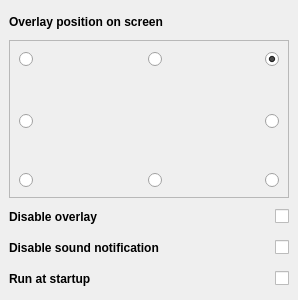
Odizinne/GlobalMicMute, file src/OverlaySettings/overlaysettings.ui: the form before one commit.
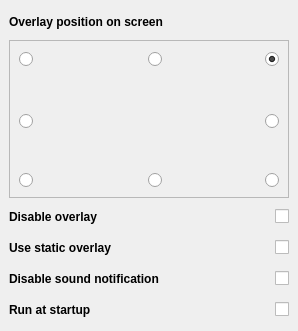
The form after the commit.

Commit message: added static overlay setting for low end pc

```diff
--- a/src/OverlaySettings/overlaysettings.ui
+++ b/src/OverlaySettings/overlaysettings.ui
@@ -7,7 +7,7 @@
     <x>0</x>
     <y>0</y>
     <width>298</width>
-    <height>300</height>
+    <height>331</height>
    </rect>
   </property>
   <property name="windowTitle">
@@ -15,17 +15,43 @@
   </property>
   <widget class="QWidget" name="centralwidget">
    <layout class="QGridLayout" name="gridLayout">
-    <item row="2" column="1">
-     <widget class="QCheckBox" name="overlayCheckBox">
-      <property name="layoutDirection">
-       <enum>Qt::LayoutDirection::RightToLeft</enum>
+    <item row="5" column="0">
+     <widget class="QLabel" name="label_4">
+      <property name="minimumSize">
+       <size>
+        <width>0</width>
+        <height>25</height>
+       </size>
       </property>
+      <property name="font">
+       <font>
+        <bold>true</bold>
+       </font>
+      </property>
       <property name="text">
-       <string/>
+       <string>Run at startup</string>
       </property>
      </widget>
     </item>
-    <item row="3" column="1">
+    <item row="4" column="0">
+     <widget class="QLabel" name="label_3">
+      <property name="minimumSize">
+       <size>
+        <width>0</width>
+        <height>25</height>
+       </size>
+      </property>
+      <property name="font">
+       <font>
+        <bold>true</bold>
+       </font>
+      </property>
+      <property name="text">
+       <string>Disable sound notification</string>
+      </property>
+     </widget>
+    </item>
+    <item row="4" column="1">
      <widget class="QCheckBox" name="soundCheckBox">
       <property name="layoutDirection">
        <enum>Qt::LayoutDirection::RightToLeft</enum>
@@ -71,6 +97,16 @@
       </property>
      </widget>
     </item>
+    <item row="2" column="1">
+     <widget class="QCheckBox" name="overlayCheckBox">
+      <property name="layoutDirection">
+       <enum>Qt::LayoutDirection::RightToLeft</enum>
+      </property>
+      <property name="text">
+       <string/>
+      </property>
+     </widget>
+    </item>
     <item row="1" column="0" colspan="2">
      <widget class="QFrame" name="frame">
       <property name="minimumSize">
@@ -212,43 +248,7 @@
       </layout>
      </widget>
     </item>
-    <item row="3" column="0">
-     <widget class="QLabel" name="label_3">
-      <property name="minimumSize">
-       <size>
-        <width>0</width>
-        <height>25</height>
-       </size>
-      </property>
-      <property name="font">
-       <font>
-        <bold>true</bold>
-       </font>
-      </property>
-      <property name="text">
-       <string>Disable sound notification</string>
-      </property>
-     </widget>
-    </item>
-    <item row="4" column="0">
-     <widget class="QLabel" name="label_4">
-      <property name="minimumSize">
-       <size>
-        <width>0</width>
-        <height>25</height>
-       </size>
-      </property>
-      <property name="font">
-       <font>
-        <bold>true</bold>
-       </font>
-      </property>
-      <property name="text">
-       <string>Run at startup</string>
-      </property>
-     </widget>
-    </item>
-    <item row="4" column="1">
+    <item row="5" column="1">
      <widget class="QCheckBox" name="startupCheckBox">
       <property name="layoutDirection">
        <enum>Qt::LayoutDirection::RightToLeft</enum>
@@ -258,6 +258,34 @@
       </property>
      </widget>
     </item>
+    <item row="3" column="0">
+     <widget class="QLabel" name="label_5">
+      <property name="minimumSize">
+       <size>
+        <width>0</width>
+        <height>25</height>
+       </size>
+      </property>
+      <property name="font">
+       <font>
+        <bold>true</bold>
+       </font>
+      </property>
+      <property name="text">
+       <string>Use static overlay</string>
+      </property>
+     </widget>
+    </item>
+    <item row="3" column="1">
+     <widget class="QCheckBox" name="potatoModeCheckBox">
+      <property name="layoutDirection">
+       <enum>Qt::LayoutDirection::RightToLeft</enum>
+      </property>
+      <property name="text">
+       <string/>
+      </property>
+     </widget>
+    </item>
    </layout>
   </widget>
  </widget>
```
The commit also changes 5 other files.
